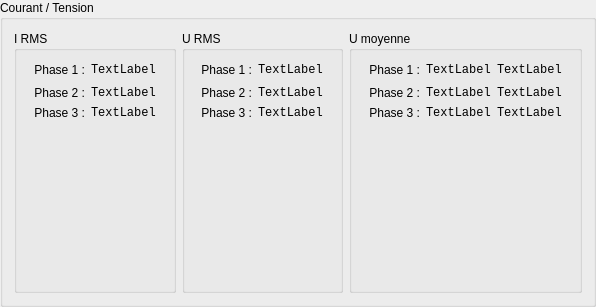
Qt form src/ui/dataDisplay/GBCourantTension.ui (Aloike/qt-enedis-tic) before a commit.
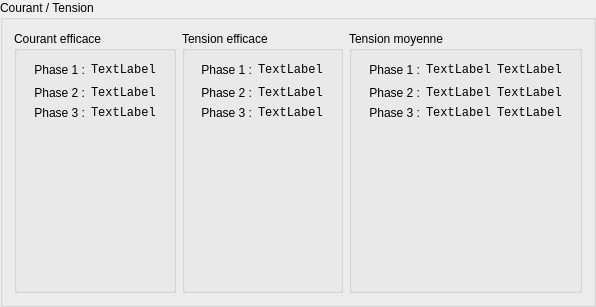
The same form after that commit.

Commit message: UI: Modifications esthétiques mineures.

Diff of the .ui file:
```diff
--- a/src/ui/dataDisplay/GBCourantTension.ui
+++ b/src/ui/dataDisplay/GBCourantTension.ui
@@ -20,7 +20,7 @@
    <item>
     <widget class="QGroupBox" name="gbIRMS">
      <property name="title">
-      <string>I RMS</string>
+      <string>Courant efficace</string>
      </property>
      <layout class="QGridLayout" name="gridLayout_3">
       <item row="1" column="0">
@@ -134,7 +134,7 @@
    <item>
     <widget class="QGroupBox" name="gbURMS">
      <property name="title">
-      <string>U RMS</string>
+      <string>Tension efficace</string>
      </property>
      <layout class="QGridLayout" name="gridLayout_2">
       <item row="1" column="0">
@@ -248,7 +248,7 @@
    <item>
     <widget class="QGroupBox" name="gbUMOY">
      <property name="title">
-      <string>U moyenne</string>
+      <string>Tension moyenne</string>
      </property>
      <layout class="QGridLayout" name="gridLayout">
       <item row="4" column="1">
```
The commit also changes 5 other files.
